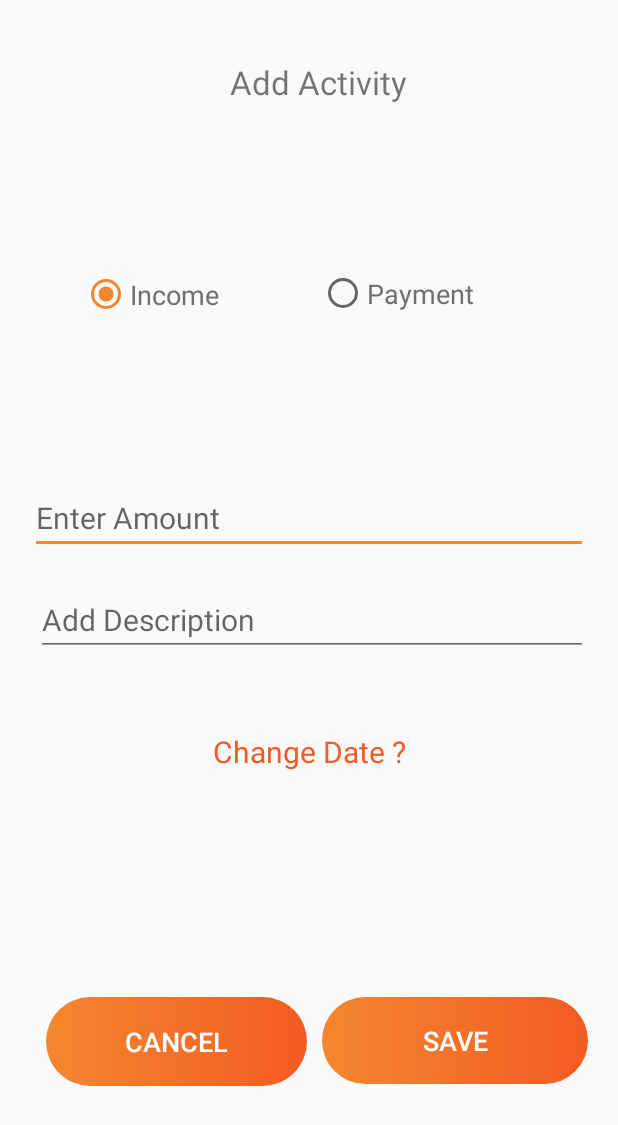
After one commit to atindra305/ExpenseManager2.1-Final, an Android app: the AddActivity screen opened directly, with no data from a screen before it, on a phone screen of 412 x 824 dp. The commit adds this screen. Shown: the top 1125 px of the screen. Run offline under Robolectric (Android 15) with nearby library versions, the phone set to English and light mode, and no system bars; our stand-ins replace Firebase (no records; nobody signed in at launch, a user with empty details on screens opened directly); Roboto replaces fonts that are not available here.

Commit message:
update activity adding methods
The only thing left is to make pie chart work

```diff
--- a/app/src/main/AndroidManifest.xml
+++ b/app/src/main/AndroidManifest.xml
@@ -9,7 +9,8 @@
         android:roundIcon="@mipmap/ic_launcher_round"
         android:supportsRtl="true"
         android:theme="@style/AppTheme">
-        <activity android:name=".AddPayment"></activity>
+        <activity android:name=".AddActivity"></activity>
+        <activity android:name=".AddPayment" />
         <activity android:name=".AddIncome" />
         <activity android:name=".Register" />
         <activity android:name=".Expense" />
--- /dev/null
+++ b/app/src/main/java/com/example/expensemanager2/AddActivity.java
@@ -0,0 +1,193 @@
+package com.example.expensemanager2;
+
+import androidx.appcompat.app.AppCompatActivity;
+
+import android.app.DatePickerDialog;
+import android.content.Intent;
+import android.os.Bundle;
+import android.view.View;
+import android.widget.Button;
+import android.widget.DatePicker;
+import android.widget.EditText;
+import android.widget.RadioGroup;
+import android.widget.TextView;
+import android.widget.Toast;
+
+import com.google.firebase.auth.FirebaseAuth;
+import com.google.firebase.auth.FirebaseUser;
+import com.google.firebase.database.DataSnapshot;
+import com.google.firebase.database.DatabaseError;
+import com.google.firebase.database.DatabaseReference;
+import com.google.firebase.database.FirebaseDatabase;
+import com.google.firebase.database.ValueEventListener;
+
+import java.text.SimpleDateFormat;
+import java.util.Calendar;
+import java.util.Date;
+
+public class AddActivity extends AppCompatActivity {
+
+    private EditText amount;
+
+    private EditText description;
+
+    private Button cancel;
+
+    private Button save;
+
+    private TextView changedate;
+
+    private TextView userdate;
+
+    private RadioGroup selection;
+
+    String activitydate = "";
+
+    private long usertemp;
+
+    private int mYear, mMonth, mDay;
+
+    FirebaseUser user = FirebaseAuth.getInstance().getCurrentUser();
+
+    String uid;
+
+    FirebaseDatabase database = FirebaseDatabase.getInstance();
+
+    DatabaseReference myRef = database.getReference();
+
+    @Override
+    protected void onCreate(Bundle savedInstanceState) {
+        super.onCreate(savedInstanceState);
+        setContentView(R.layout.activity_add);
+
+        amount = findViewById(R.id.amount);
+
+        getData();
+
+        uid = user.getUid();
+
+        Date c = Calendar.getInstance().getTime();
+
+        SimpleDateFormat df = new SimpleDateFormat("dd-MMM-yyyy");
+
+        activitydate = df.format(c);
+
+        description = findViewById(R.id.description);
+
+        cancel = findViewById(R.id.cancel);
+
+        selection = findViewById(R.id.selection);
+
+        save = findViewById(R.id.save);
+
+        changedate = findViewById(R.id.changedate);
+
+        userdate = findViewById(R.id.userdate);
+
+        cancel.setOnClickListener(new View.OnClickListener() {
+            @Override
+            public void onClick(View v) {
+
+                startActivity(new Intent(getApplicationContext(),Expense.class));
+
+            }
+        });
+
+        save.setOnClickListener(new View.OnClickListener() {
+            @Override
+            public void onClick(View v) {
+
+                String mamount = amount.getText().toString();
+
+                String mdescription = description.getText().toString();
+
+                if(mamount != ""){
+
+                    if(mdescription != ""){
+
+                        String am = amount.getText().toString();
+
+                        String descr = description.getText().toString();
+
+                        getData();
+
+                        int selectedId = selection.getCheckedRadioButtonId();
+
+                        int flag = 0;
+
+                        if(selectedId == R.id.incomeradio){
+
+                            flag = 0;
+
+                        } else {
+
+                            flag = 1;
+
+                        }
+
+                        Activity useractivity = new Activity(am,descr,activitydate,flag);
+
+                        myRef.child(uid).child(String.valueOf(usertemp)).setValue(useractivity);
+
+                        amount.setText("");
+
+                        description.setText("");
+
+                        Toast.makeText(getApplicationContext(),"Added Successfully", Toast.LENGTH_SHORT).show();
+
+                        startActivity(new Intent(getApplicationContext(),Expense.class));
+
+                    }
+                }
+
+            }
+        });
+
+        changedate.setOnClickListener(new View.OnClickListener() {
+            @Override
+            public void onClick(View v) {
+
+                final Calendar c = Calendar.getInstance();
+                mYear = c.get(Calendar.YEAR);
+                mMonth = c.get(Calendar.MONTH);
+                mDay = c.get(Calendar.DAY_OF_MONTH);
+
+
+                DatePickerDialog datePickerDialog = new DatePickerDialog(AddActivity.this,
+                        new DatePickerDialog.OnDateSetListener() {
+
+                            @Override
+                            public void onDateSet(DatePicker view, int year,
+                                                  int monthOfYear, int dayOfMonth) {
+
+                                activitydate = dayOfMonth + "-" + (monthOfYear + 1) + "-" + year;
+
+                                userdate.setText("Selected Day - "+dayOfMonth + "-" + (monthOfYear + 1) + "-" + year);
+
+                            }
+                        }, mYear, mMonth, mDay);
+                datePickerDialog.show();
+            }
+        });
+
+    }
+
+    private  void getData(){
+
+        myRef.addValueEventListener(new ValueEventListener() {
+
+            @Override
+
+            public void onDataChange(DataSnapshot dataSnapshot) {
+
+                    usertemp = dataSnapshot.child(uid).getChildrenCount();
+
+            }
+            @Override
+            public void onCancelled(DatabaseError error) {
+
+                Toast.makeText(getApplicationContext(),"Error in reading database",Toast.LENGTH_SHORT).show();
+            }
+        });
+    }
+}
--- /dev/null
+++ b/app/src/main/res/drawable/ic_add_box_black_24dp.xml
@@ -0,0 +1,5 @@
+<vector android:height="24dp" android:tint="#9B9A9A"
+    android:viewportHeight="24.0" android:viewportWidth="24.0"
+    android:width="24dp" xmlns:android="http://schemas.android.com/apk/res/android">
+    <path android:fillColor="#FF000000" android:pathData="M19,3L5,3c-1.11,0 -2,0.9 -2,2v14c0,1.1 0.89,2 2,2h14c1.1,0 2,-0.9 2,-2L21,5c0,-1.1 -0.9,-2 -2,-2zM17,13h-4v4h-2v-4L7,13v-2h4L11,7h2v4h4v2z"/>
+</vector>
--- /dev/null
+++ b/app/src/main/res/layout/activity_add.xml
@@ -0,0 +1,143 @@
+<?xml version="1.0" encoding="utf-8"?>
+<androidx.constraintlayout.widget.ConstraintLayout
+    xmlns:android="http://schemas.android.com/apk/res/android"
+    xmlns:app="http://schemas.android.com/apk/res-auto"
+    xmlns:tools="http://schemas.android.com/tools"
+    android:layout_width="match_parent"
+    android:layout_height="match_parent"
+    android:padding="20dp"
+    android:orientation="vertical">
+
+    <TextView
+        android:id="@+id/textView9"
+        android:layout_width="match_parent"
+        android:layout_height="wrap_content"
+        android:layout_marginStart="12dp"
+        android:layout_marginTop="20dp"
+        android:text="Add Activity"
+        android:textAlignment="center"
+        android:textSize="22sp"
+        app:autoSizeTextType="uniform"
+        app:layout_constraintBottom_toTopOf="@+id/amount"
+        app:layout_constraintStart_toStartOf="parent"
+        app:layout_constraintTop_toTopOf="parent"
+        app:layout_constraintVertical_bias="0.0" />
+
+    <EditText
+        android:id="@+id/amount"
+        android:layout_width="match_parent"
+        android:layout_height="wrap_content"
+        android:layout_marginBottom="20dp"
+        android:layout_weight="1"
+        android:ems="10"
+        android:hint="Enter Amount"
+        android:inputType="textPersonName"
+        android:textSize="20sp"
+        app:layout_constraintBottom_toTopOf="@+id/description"
+        app:layout_constraintEnd_toEndOf="parent"
+        app:layout_constraintHorizontal_bias="0.9"
+        app:layout_constraintStart_toStartOf="parent" />
+
+    <EditText
+        android:id="@+id/description"
+        android:layout_width="match_parent"
+        android:layout_height="wrap_content"
+        android:layout_marginStart="4dp"
+        android:layout_marginBottom="50dp"
+        android:layout_weight="1"
+        android:ems="10"
+        android:hint="Add Description"
+        android:inputType="textPersonName"
+        android:textSize="20sp"
+        app:layout_constraintBottom_toTopOf="@+id/changedate"
+        app:layout_constraintStart_toStartOf="parent" />
+
+    <TextView
+        android:id="@+id/changedate"
+        android:layout_width="match_parent"
+        android:layout_height="wrap_content"
+        android:layout_marginBottom="150dp"
+        android:clickable="true"
+        android:text="Change Date ?"
+        android:textColor="#F35B23"
+        android:textAlignment="center"
+        android:textSize="20dp"
+        app:layout_constraintBottom_toTopOf="@+id/cancel"
+        app:layout_constraintEnd_toEndOf="parent"
+        app:layout_constraintHorizontal_bias="0.8"
+        app:layout_constraintStart_toStartOf="parent" />
+
+    <Button
+        android:id="@+id/save"
+        style="?android:attr/borderlessButtonStyle"
+        android:layout_width="177dp"
+        android:layout_height="58dp"
+        android:layout_weight="1"
+        android:background="@drawable/mainbutton"
+        android:text="Save"
+        android:textColor="#FFFFFF"
+        android:textSize="18sp"
+        app:layout_constraintBottom_toBottomOf="parent"
+        app:layout_constraintEnd_toEndOf="parent"
+        app:layout_constraintTop_toBottomOf="@+id/changedate"
+        app:layout_constraintVertical_bias="0.649" />
+
+    <Button
+        android:id="@+id/cancel"
+        style="?android:attr/borderlessButtonStyle"
+        android:layout_width="174dp"
+        android:layout_height="59dp"
+        android:layout_marginEnd="10dp"
+        android:layout_marginBottom="80dp"
+        android:layout_weight="1"
+        android:background="@drawable/mainbutton"
+        android:text="Cancel"
+        android:textColor="#FFFFFF"
+        android:textSize="18sp"
+        app:layout_constraintBottom_toBottomOf="parent"
+        app:layout_constraintEnd_toStartOf="@+id/save"
+        app:layout_constraintHorizontal_bias="1.0"
+        app:layout_constraintStart_toStartOf="parent" />
+
+    <TextView
+        android:id="@+id/userdate"
+        android:layout_width="252dp"
+        android:layout_height="37dp"
+        android:layout_marginTop="31dp"
+        android:textAlignment="center"
+        android:textColor="#F35B23"
+        app:autoSizeTextType="uniform"
+        app:layout_constraintEnd_toEndOf="parent"
+        app:layout_constraintStart_toStartOf="parent"
+        app:layout_constraintTop_toBottomOf="@+id/changedate" />
+
+    <RadioGroup
+        android:layout_width="303dp"
+        android:layout_height="78dp"
+        android:orientation="horizontal"
+        android:id="@+id/selection"
+        app:layout_constraintBottom_toTopOf="@+id/amount"
+        app:layout_constraintEnd_toEndOf="parent"
+        app:layout_constraintStart_toStartOf="parent"
+        app:layout_constraintTop_toBottomOf="@+id/textView9">
+
+        <RadioButton
+            android:id="@+id/incomeradio"
+            android:layout_width="158dp"
+            android:layout_height="79dp"
+            android:textColor="#6F6F6F"
+            android:checked="true"
+            android:text="Income"
+            android:textSize="18dp" />
+
+        <RadioButton
+            android:id="@+id/paymentradio"
+            android:layout_width="157dp"
+            android:textColor="#6F6F6F"
+            android:layout_height="match_parent"
+            android:text="Payment"
+            android:textSize="18dp" />
+
+    </RadioGroup>
+
+</androidx.constraintlayout.widget.ConstraintLayout>
```
Also changed, not shown: app/src/main/java/com/example/expensemanager2/Expense.java (+12 -46 lines), app/src/main/res/layout/activity_expense.xml (+9 -27 lines), app/src/main/res/layout/add_activity_dialog.xml (deleted, +0 -17 lines).
